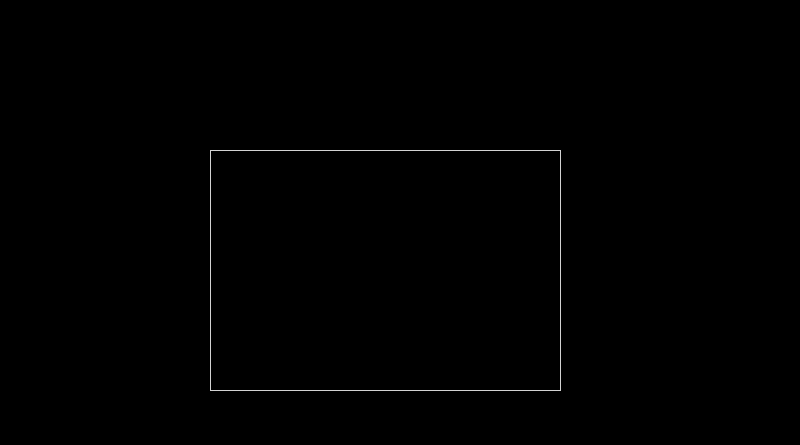
mayue-crrc/Loco8, file main_separation.ui: the form before one commit.
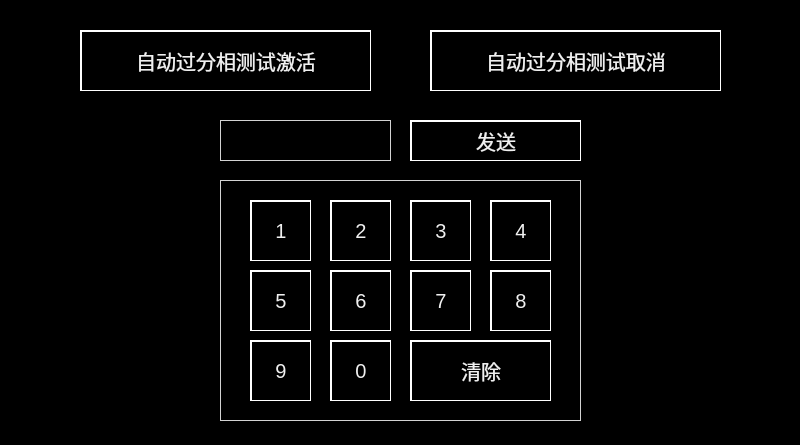
The form after the commit.

The edit to the form file:
```diff
--- a/main_separation.ui
+++ b/main_separation.ui
@@ -39,9 +39,9 @@
   <widget class="QLabel" name="label">
    <property name="geometry">
     <rect>
-     <x>210</x>
-     <y>150</y>
-     <width>351</width>
+     <x>220</x>
+     <y>180</y>
+     <width>361</width>
      <height>241</height>
     </rect>
    </property>
@@ -49,6 +49,201 @@
     <string/>
    </property>
   </widget>
+  <widget class="QPushButton" name="PB_N_1">
+   <property name="geometry">
+    <rect>
+     <x>250</x>
+     <y>200</y>
+     <width>61</width>
+     <height>61</height>
+    </rect>
+   </property>
+   <property name="text">
+    <string>1</string>
+   </property>
+  </widget>
+  <widget class="QPushButton" name="PB_N_2">
+   <property name="geometry">
+    <rect>
+     <x>330</x>
+     <y>200</y>
+     <width>61</width>
+     <height>61</height>
+    </rect>
+   </property>
+   <property name="text">
+    <string>2</string>
+   </property>
+  </widget>
+  <widget class="QPushButton" name="PB_N_3">
+   <property name="geometry">
+    <rect>
+     <x>410</x>
+     <y>200</y>
+     <width>61</width>
+     <height>61</height>
+    </rect>
+   </property>
+   <property name="text">
+    <string>3</string>
+   </property>
+  </widget>
+  <widget class="QPushButton" name="PB_N_4">
+   <property name="geometry">
+    <rect>
+     <x>490</x>
+     <y>200</y>
+     <width>61</width>
+     <height>61</height>
+    </rect>
+   </property>
+   <property name="text">
+    <string>4</string>
+   </property>
+  </widget>
+  <widget class="QPushButton" name="PB_N_7">
+   <property name="geometry">
+    <rect>
+     <x>410</x>
+     <y>270</y>
+     <width>61</width>
+     <height>61</height>
+    </rect>
+   </property>
+   <property name="text">
+    <string>7</string>
+   </property>
+  </widget>
+  <widget class="QPushButton" name="PB_N_6">
+   <property name="geometry">
+    <rect>
+     <x>330</x>
+     <y>270</y>
+     <width>61</width>
+     <height>61</height>
+    </rect>
+   </property>
+   <property name="text">
+    <string>6</string>
+   </property>
+  </widget>
+  <widget class="QPushButton" name="PB_N_8">
+   <property name="geometry">
+    <rect>
+     <x>490</x>
+     <y>270</y>
+     <width>61</width>
+     <height>61</height>
+    </rect>
+   </property>
+   <property name="text">
+    <string>8</string>
+   </property>
+  </widget>
+  <widget class="QPushButton" name="PB_N_5">
+   <property name="geometry">
+    <rect>
+     <x>250</x>
+     <y>270</y>
+     <width>61</width>
+     <height>61</height>
+    </rect>
+   </property>
+   <property name="text">
+    <string>5</string>
+   </property>
+  </widget>
+  <widget class="QPushButton" name="PB_N_C">
+   <property name="geometry">
+    <rect>
+     <x>410</x>
+     <y>340</y>
+     <width>141</width>
+     <height>61</height>
+    </rect>
+   </property>
+   <property name="text">
+    <string>清除</string>
+   </property>
+  </widget>
+  <widget class="QPushButton" name="PB_N_0">
+   <property name="geometry">
+    <rect>
+     <x>330</x>
+     <y>340</y>
+     <width>61</width>
+     <height>61</height>
+    </rect>
+   </property>
+   <property name="text">
+    <string>0</string>
+   </property>
+  </widget>
+  <widget class="QPushButton" name="PB_N_9">
+   <property name="geometry">
+    <rect>
+     <x>250</x>
+     <y>340</y>
+     <width>61</width>
+     <height>61</height>
+    </rect>
+   </property>
+   <property name="text">
+    <string>9</string>
+   </property>
+  </widget>
+  <widget class="QPushButton" name="PB_T_1">
+   <property name="geometry">
+    <rect>
+     <x>80</x>
+     <y>30</y>
+     <width>291</width>
+     <height>61</height>
+    </rect>
+   </property>
+   <property name="text">
+    <string>自动过分相测试激活</string>
+   </property>
+  </widget>
+  <widget class="QPushButton" name="PB_T_2">
+   <property name="geometry">
+    <rect>
+     <x>430</x>
+     <y>30</y>
+     <width>291</width>
+     <height>61</height>
+    </rect>
+   </property>
+   <property name="text">
+    <string>自动过分相测试取消</string>
+   </property>
+  </widget>
+  <widget class="QLabel" name="lbl_number">
+   <property name="geometry">
+    <rect>
+     <x>220</x>
+     <y>120</y>
+     <width>171</width>
+     <height>41</height>
+    </rect>
+   </property>
+   <property name="text">
+    <string/>
+   </property>
+  </widget>
+  <widget class="QPushButton" name="PB_Send">
+   <property name="geometry">
+    <rect>
+     <x>410</x>
+     <y>120</y>
+     <width>171</width>
+     <height>41</height>
+    </rect>
+   </property>
+   <property name="text">
+    <string>发送</string>
+   </property>
+  </widget>
  </widget>
  <resources/>
  <connections/>
```
